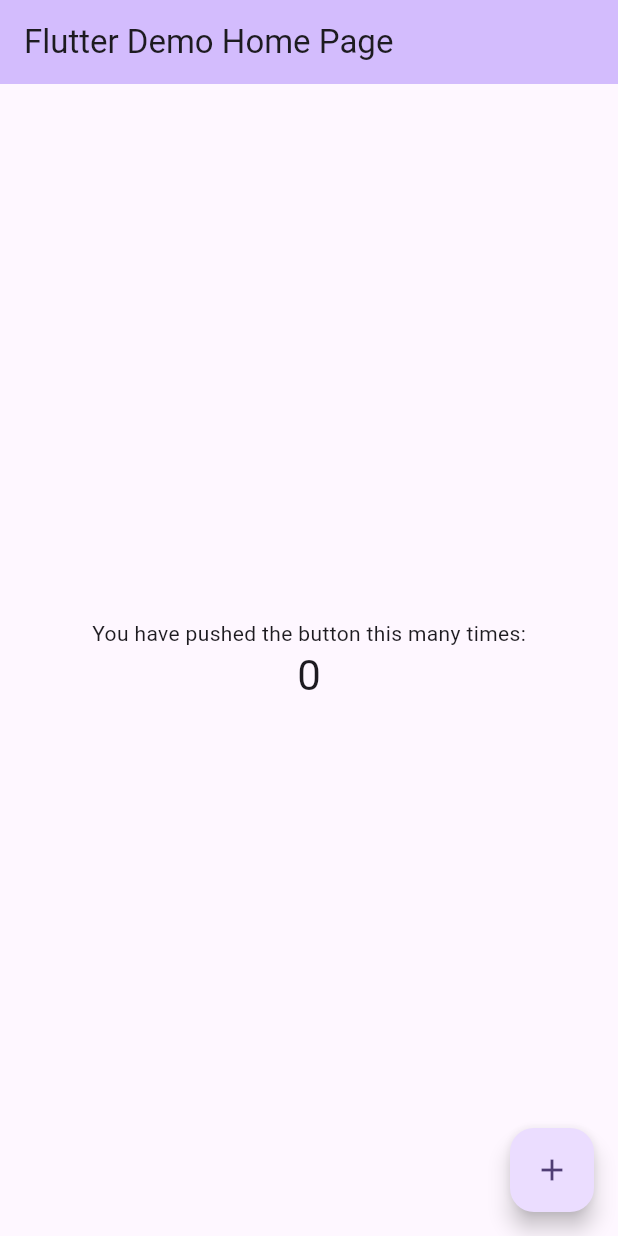
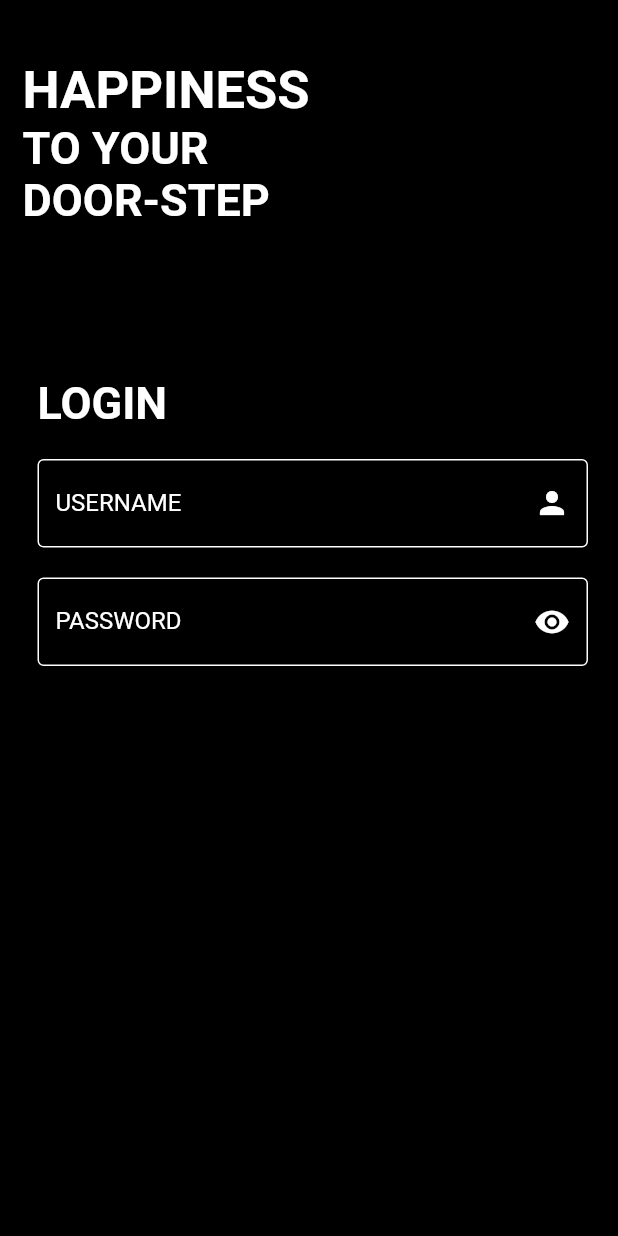
Before and after one commit to iamabdullahhossain/euphoria_htd, a Flutter app: the screen it shows after launch, on a phone screen of 412 x 824 dp. Run offline on Flutter 3.47's test engine with Material 2 defaults, Android fonts, the light colour scheme and no system bars.

Commit message:
Login Page Working

```diff
--- /dev/null
+++ b/lib/Activity/LoginActivity.dart
@@ -0,0 +1,132 @@
+import 'package:flutter/material.dart';
+
+class LoginActivity extends StatefulWidget {
+  const LoginActivity({super.key});
+
+  @override
+  State<LoginActivity> createState() => _LoginActivityState();
+}
+
+class _LoginActivityState extends State<LoginActivity> {
+  @override
+  Widget build(BuildContext context) {
+    return Scaffold(
+      backgroundColor: Colors.black,
+      body: SingleChildScrollView(
+        child: Container(
+          margin: EdgeInsets.only(top: 40, left: 15),
+          child: Column(
+            children: [
+              Row(
+                children: [
+                  Text(
+                    "Happiness".toUpperCase(),
+                    style: TextStyle(
+                      fontSize: 35,
+                      color: Colors.white,
+                      fontWeight: FontWeight.bold,
+                    ),
+                  )
+                ],
+              ),
+              Row(
+                children: [
+                  Text(
+                    "TO YOUR".toUpperCase(),
+                    style: TextStyle(
+                      fontSize: 30,
+                      color: Colors.white,
+                      fontWeight: FontWeight.bold,
+                    ),
+                  )
+                ],
+              ),
+              Row(
+                children: [
+                  Text(
+                    "Door-Step".toUpperCase(),
+                    style: TextStyle(
+                      fontSize: 30,
+                      color: Colors.white,
+                      fontWeight: FontWeight.bold,
+                    ),
+                  )
+                ],
+              ),
+              SizedBox(
+                height: 100,
+              ),
+              Padding(
+                padding: const EdgeInsets.only(left: 10, bottom: 20),
+                child: Row(
+                  children: [
+                    Text(
+                      "Login".toUpperCase(),
+                      style: TextStyle(
+                          color: Colors.white,
+                          fontWeight: FontWeight.bold,
+                          fontSize: 30),
+                    ),
+                  ],
+                ),
+              ),
+              Column(
+                children: [
+                  Padding(
+                    padding: const EdgeInsets.only(right: 20, left: 10),
+                    child: TextFormField(
+                      style: TextStyle(color: Colors.white),
+                      cursorColor: Colors.white,
+                      decoration: InputDecoration(
+                          suffixIcon: Icon(
+                            Icons.person,
+                            color: Colors.white,
+                          ),
+                          focusedBorder: OutlineInputBorder(
+                              borderSide: BorderSide(color: Colors.yellow)),
+                          enabledBorder: OutlineInputBorder(
+                              borderSide: BorderSide(color: Colors.white)),
+                          labelText: "Username".toUpperCase(),
+                          labelStyle: TextStyle(color: Colors.white)),
+                    ),
+                  )
+                ],
+              ),
+              SizedBox(
+                height: 20,
+              ),
+              Column(
+                children: [
+                  Padding(
+                    padding: const EdgeInsets.only(right: 20, left: 10),
+                    child: TextFormField(
+                      style: TextStyle(color: Colors.white),
+                      obscureText: true,
+                      obscuringCharacter: "*",
+                      cursorColor: Colors.white,
+                      decoration: InputDecoration(
+                          suffixIcon: Icon(
+                            Icons.remove_red_eye,
+                            color: Colors.white,
+                          ),
+                          focusedBorder: OutlineInputBorder(
+                            borderSide: BorderSide(color: Colors.yellow),
+                          ),
+                          enabledBorder: OutlineInputBorder(
+                              borderSide: BorderSide(color: Colors.white)),
+                          labelText: "Password".toUpperCase(),
+                          labelStyle: TextStyle(color: Colors.white)),
+                    ),
+                  )
+                ],
+              ),
+
+
+
+            ],
+          ),
+        ),
+      ),
+    );
+  }
+}
--- /dev/null
+++ b/lib/Activity/SplashScreenActivity.dart
@@ -0,0 +1,36 @@
+import 'dart:async';
+
+import 'package:euphoria_htd/Activity/LoginActivity.dart';
+import 'package:flutter/material.dart';
+
+class SplashScreenActivity extends StatefulWidget {
+  const SplashScreenActivity({super.key});
+
+  @override
+  State<SplashScreenActivity> createState() => _SplashScreenActivityState();
+}
+
+class _SplashScreenActivityState extends State<SplashScreenActivity> {
+  @override
+  void initState() {
+
+    super.initState();
+
+    Timer(
+        Duration(seconds: 5),
+        () => Navigator.pushReplacement(
+            context, MaterialPageRoute(builder: (context) => LoginActivity())));
+  }
+
+  @override
+  Widget build(BuildContext context) {
+    return Scaffold(
+      backgroundColor: Colors.black,
+      body: Center(
+        child: Container(
+          child: Image.asset("images/logo.png"),
+        ),
+      ),
+    );
+  }
+}
--- a/lib/main.dart
+++ b/lib/main.dart
@@ -1,3 +1,4 @@
+import 'package:euphoria_htd/Activity/SplashScreenActivity.dart';
 import 'package:flutter/material.dart';
 
 void main() {
@@ -11,115 +12,8 @@ class MyApp extends StatelessWidget {
   @override
   Widget build(BuildContext context) {
     return MaterialApp(
-      title: 'Flutter Demo',
-      theme: ThemeData(
-        // This is the theme of your application.
-        //
-        // TRY THIS: Try running your application with "flutter run". You'll see
-        // the application has a blue toolbar. Then, without quitting the app,
-        // try changing the seedColor in the colorScheme below to Colors.green
-        // and then invoke "hot reload" (save your changes or press the "hot
-        // reload" button in a Flutter-supported IDE, or press "r" if you used
-        // the command line to start the app).
-        //
-        // Notice that the counter didn't reset back to zero; the application
-        // state is not lost during the reload. To reset the state, use hot
-        // restart instead.
-        //
-        // This works for code too, not just values: Most code changes can be
-        // tested with just a hot reload.
-        colorScheme: ColorScheme.fromSeed(seedColor: Colors.deepPurple),
-        useMaterial3: true,
-      ),
-      home: const MyHomePage(title: 'Flutter Demo Home Page'),
+      home: SplashScreenActivity(),
+      debugShowCheckedModeBanner: false,
     );
   }
 }
-
-class MyHomePage extends StatefulWidget {
-  const MyHomePage({super.key, required this.title});
-
-  // This widget is the home page of your application. It is stateful, meaning
-  // that it has a State object (defined below) that contains fields that affect
-  // how it looks.
-
-  // This class is the configuration for the state. It holds the values (in this
-  // case the title) provided by the parent (in this case the App widget) and
-  // used by the build method of the State. Fields in a Widget subclass are
-  // always marked "final".
-
-  final String title;
-
-  @override
-  State<MyHomePage> createState() => _MyHomePageState();
-}
-
-class _MyHomePageState extends State<MyHomePage> {
-  int _counter = 0;
-
-  void _incrementCounter() {
-    setState(() {
-      // This call to setState tells the Flutter framework that something has
-      // changed in this State, which causes it to rerun the build method below
-      // so that the display can reflect the updated values. If we changed
-      // _counter without calling setState(), then the build method would not be
-      // called again, and so nothing would appear to happen.
-      _counter++;
-    });
-  }
-
-  @override
-  Widget build(BuildContext context) {
-    // This method is rerun every time setState is called, for instance as done
-    // by the _incrementCounter method above.
-    //
-    // The Flutter framework has been optimized to make rerunning build methods
-    // fast, so that you can just rebuild anything that needs updating rather
-    // than having to individually change instances of widgets.
-    return Scaffold(
-      appBar: AppBar(
-        // TRY THIS: Try changing the color here to a specific color (to
-        // Colors.amber, perhaps?) and trigger a hot reload to see the AppBar
-        // change color while the other colors stay the same.
-        backgroundColor: Theme.of(context).colorScheme.inversePrimary,
-        // Here we take the value from the MyHomePage object that was created by
-        // the App.build method, and use it to set our appbar title.
-        title: Text(widget.title),
-      ),
-      body: Center(
-        // Center is a layout widget. It takes a single child and positions it
-        // in the middle of the parent.
-        child: Column(
-          // Column is also a layout widget. It takes a list of children and
-          // arranges them vertically. By default, it sizes itself to fit its
-          // children horizontally, and tries to be as tall as its parent.
-          //
-          // Column has various properties to control how it sizes itself and
-          // how it positions its children. Here we use mainAxisAlignment to
-          // center the children vertically; the main axis here is the vertical
-          // axis because Columns are vertical (the cross axis would be
-          // horizontal).
-          //
-          // TRY THIS: Invoke "debug painting" (choose the "Toggle Debug Paint"
-          // action in the IDE, or press "p" in the console), to see the
-          // wireframe for each widget.
-          mainAxisAlignment: MainAxisAlignment.center,
-          children: <Widget>[
-            const Text(
-              'You have pushed the button this many times:',
-            ),
-            Text(
-              '$_counter',
-              style: Theme.of(context).textTheme.headlineMedium,
-            ),
-          ],
-        ),
-      ),
-      floatingActionButton: FloatingActionButton(
-        onPressed: _incrementCounter,
-        tooltip: 'Increment',
-        child: const Icon(Icons.add),
-      ), // This trailing comma makes auto-formatting nicer for build methods.
-    );
-  }
-}
--- a/pubspec.yaml
+++ b/pubspec.yaml
@@ -59,9 +59,9 @@ flutter:
   uses-material-design: true
 
   # To add assets to your application, add an assets section, like this:
-  # assets:
-  #   - images/a_dot_burr.jpeg
-  #   - images/a_dot_ham.jpeg
+  assets:
+    - images/logo.png
+
 
   # An image asset can refer to one or more resolution-specific "variants", see
   # https://flutter.dev/assets-and-images/#resolution-aware
```
Also changed, not shown: images/logo.png (added).
